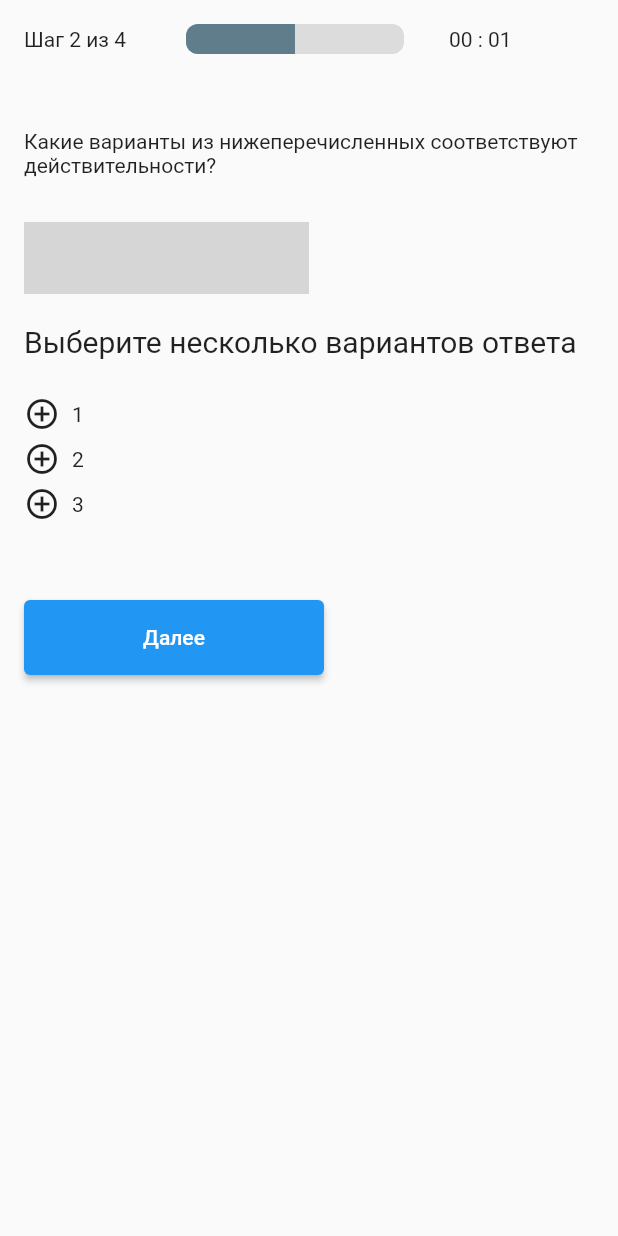
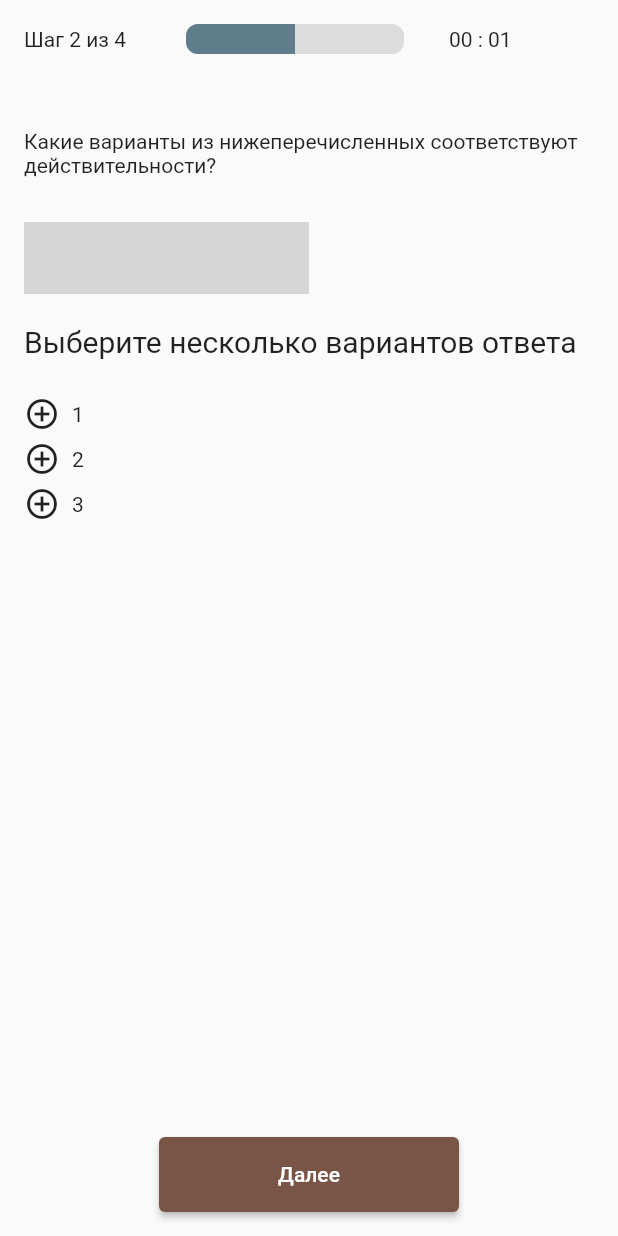
Before and after one commit to levkachev/precheck, a Flutter app: the screen it shows after launch, after a tap on "Далее", on a phone screen of 412 x 824 dp. Run offline on Flutter 3.47's test engine with Material 2 defaults, Android fonts, the phone set to English and light mode, and no system bars; our stand-ins replace flutter_highlight, mvc_pattern; missing offline and left inert: code_text_field, highlight; project files that could hold a hidden picture were left out; grey boxes are pictures that could not be loaded.

Commit message:
Исправлено положение кнопки на фиксированное

```diff
--- a/lib/widgets/test_screen_widget.dart
+++ b/lib/widgets/test_screen_widget.dart
@@ -127,10 +127,21 @@ class _TestScreenState extends StateMVC {
             SizedBox(
               height: 50,
             ),
-            SizedBox(
+            Expanded(
+              child: Align(
+                alignment: Alignment.bottomCenter,
+                child: SizedBox(
                   width: 200,
                   height: 50,
                   child: ElevatedButton(
+                    style: ButtonStyle(
+                      backgroundColor: MaterialStateProperty.all<Color>(Colors.brown),
+                      overlayColor: MaterialStateProperty.resolveWith((states) {
+                        return Colors.transparent;
+                      }),
+                      enableFeedback: false,
+                      animationDuration: Duration.zero
+                    ),
                       onPressed: () {
                         if (currentModel.stepsCount == currentModel.currentStep) {
                           _con.nextButtonTap();
@@ -140,6 +151,8 @@ class _TestScreenState extends StateMVC {
                         }
                       },
                       child: Center(child: Text("Далее"))
+                  ),
+                ),
               ),
             )
           ],
@@ -239,6 +252,14 @@ class _TimerWidgetState extends State<TimerWidget> {
   void initState() {
     timer = Timer.periodic(Duration(milliseconds: 30), callback);
     stopwatch.start();
+    super.initState();
+  }
+
+  @override
+  void dispose() {
+    timer.cancel();
+    stopwatch.stop();
+    super.dispose();
   }
 
   @override
```
Lines whose indentation alone changed are shown as unchanged.
